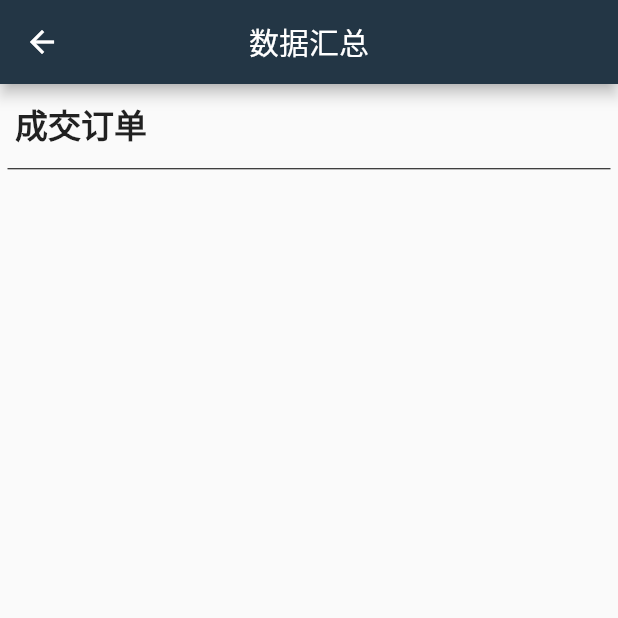
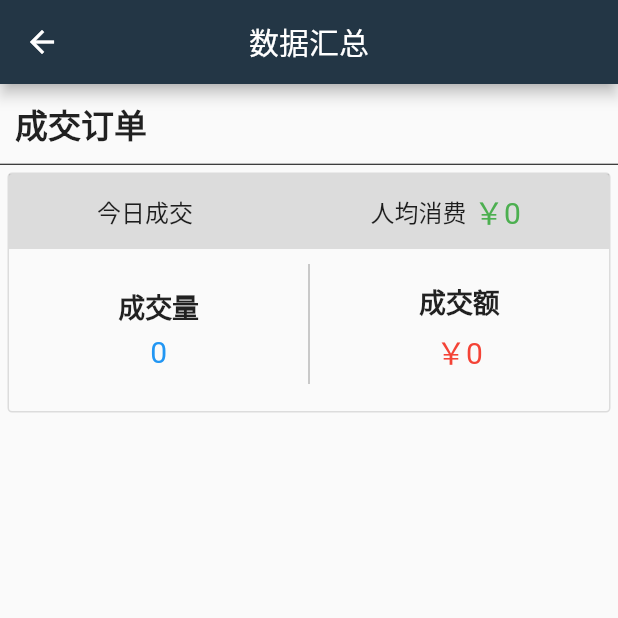
Before and after one commit to cleanown/admin_app, a Flutter app: the screen it shows after launch, on a phone screen of 412 x 824 dp, the top half of it. Run offline on Flutter 3.47's test engine with Material 2 defaults, Android fonts, the phone set to English and light mode, and no system bars; our stand-ins replace dio, fluttertoast, shared_preferences.

Commit message:
数据汇总页面构建1%

```diff
--- a/lib/pages/dataAnalysis/dataAnalysis.dart
+++ b/lib/pages/dataAnalysis/dataAnalysis.dart
@@ -49,11 +49,127 @@ class _DataAnalysisState extends State<DataAnalysis> {
             ),
           ),
           Divider(
-            indent: 5,
-            endIndent: 5,
-            height: 7,
+            height: 1,
             color: Colors.black,
           ),
+          Container(
+            height: 160,
+            margin: EdgeInsets.all(5),
+            decoration: BoxDecoration(
+              border: Border.all(
+                color: Colors.black12,
+              ),
+              borderRadius: BorderRadius.circular(3),
+            ),
+            child: Column(
+              children: [
+                Container(
+                  height: 50,
+                  color: Colors.black12,
+                  child: Row(
+                    mainAxisAlignment: MainAxisAlignment.spaceEvenly,
+                    crossAxisAlignment: CrossAxisAlignment.center,
+                    children: [
+                      Text(
+                        "今日成交",
+                        style: TextStyle(
+                          fontSize: 16
+                        ),
+                      ),
+                      Container(
+                        height: 50,
+                        width: 1,
+                      ),
+                      Row(
+                        children: [
+                          Container(
+                            margin: EdgeInsets.only(right: 5),
+                            child: Text(
+                              "人均消费",
+                              style: TextStyle(
+                                  fontSize: 16
+                              ),
+                            ),
+                          ),
+                          Text(
+                            "￥0",
+                            style: TextStyle(
+                              color: Colors.green,
+                              fontSize: 20
+                            ),
+                          )
+                        ],
+                      ),
+                    ],
+                  ),
+                ),
+                Container(
+                  height: 100,
+                  child: Row(
+                    mainAxisAlignment: MainAxisAlignment.spaceEvenly,
+                    crossAxisAlignment: CrossAxisAlignment.center,
+                    children: [
+                      Container(
+                        child: Column(
+                          mainAxisAlignment: MainAxisAlignment.center,
+                          crossAxisAlignment: CrossAxisAlignment.center,
+                          children: [
+                            Container(
+                              margin: EdgeInsets.symmetric(vertical: 5),
+                              child: Text(
+                                "成交量",
+                                style: TextStyle(
+                                  fontSize: 18,
+                                  fontWeight: FontWeight.w600
+                                ),
+                              ),
+                            ),
+                            Text(
+                              "0",
+                              style: TextStyle(
+                                fontSize: 20,
+                                color: Colors.blue,
+                              ),
+                            )
+                          ],
+                        ),
+                      ),
+                      Container(
+                        height: 80,
+                        width: 1,
+                        color: Colors.black26,
+                      ),
+                      Container(
+                        child: Column(
+                          mainAxisAlignment: MainAxisAlignment.center,
+                          crossAxisAlignment: CrossAxisAlignment.center,
+                          children: [
+                            Container(
+                              margin: EdgeInsets.symmetric(vertical: 5),
+                              child: Text(
+                                "成交额",
+                                style: TextStyle(
+                                    fontSize: 18,
+                                    fontWeight: FontWeight.w600
+                                ),
+                              ),
+                            ),
+                            Text(
+                              "￥0",
+                              style: TextStyle(
+                                fontSize: 20,
+                                color: Colors.red,
+                              ),
+                            )
+                          ],
+                        ),
+                      ),
+                    ],
+                  ),
+                )
+              ],
+            ),
+          )
         ],
       )
     );
```
